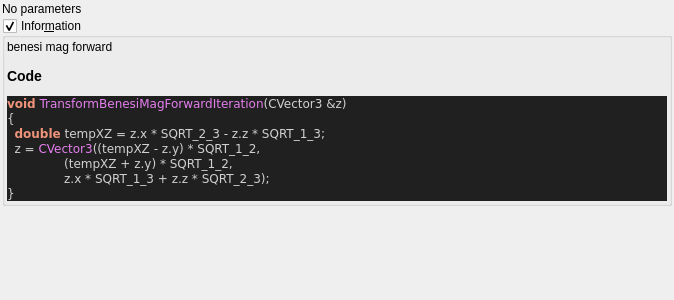
Qt form mandelbulber2/qt_data/fractal_transf_benesi_mag_forward.ui (buddhi1980/mandelbulber2) before a commit.
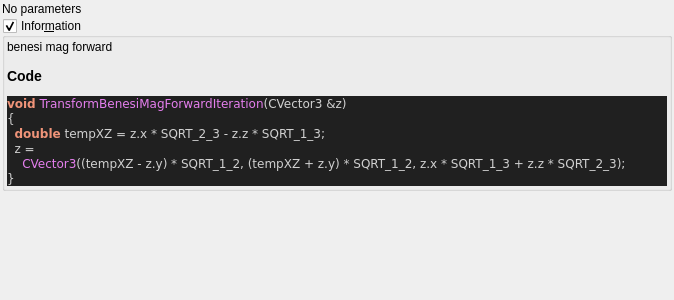
The same form after that commit. Custom widgets are drawn as their Qt base class.

Patch:
```diff
--- a/mandelbulber2/qt_data/fractal_transf_benesi_mag_forward.ui
+++ b/mandelbulber2/qt_data/fractal_transf_benesi_mag_forward.ui
@@ -76,9 +76,8 @@
 &lt;pre style=&quot;color:#d0d0d0; background-color:#202020;  font-family:'Courier New',monospace;&quot;&gt;&lt;span style=&quot;color:#f09479; font-weight:bold&quot;&gt;void&lt;/span&gt; &lt;span style=&quot;color:#e47eed&quot;&gt;TransformBenesiMagForwardIteration&lt;/span&gt;&lt;span style=&quot;color:#d0d0d0&quot;&gt;(&lt;/span&gt;CVector3 &lt;span style=&quot;color:#d0d0d0&quot;&gt;&amp;amp;&lt;/span&gt;z&lt;span style=&quot;color:#d0d0d0&quot;&gt;)&lt;/span&gt;
 &lt;span style=&quot;color:#d0d0d0&quot;&gt;{&lt;/span&gt;
   &lt;span style=&quot;color:#f09479; font-weight:bold&quot;&gt;double&lt;/span&gt; tempXZ &lt;span style=&quot;color:#d0d0d0&quot;&gt;=&lt;/span&gt; z&lt;span style=&quot;color:#d0d0d0&quot;&gt;.&lt;/span&gt;x &lt;span style=&quot;color:#d0d0d0&quot;&gt;*&lt;/span&gt; SQRT_2_3 &lt;span style=&quot;color:#d0d0d0&quot;&gt;-&lt;/span&gt; z&lt;span style=&quot;color:#d0d0d0&quot;&gt;.&lt;/span&gt;z &lt;span style=&quot;color:#d0d0d0&quot;&gt;*&lt;/span&gt; SQRT_1_3&lt;span style=&quot;color:#d0d0d0&quot;&gt;;&lt;/span&gt;
-  z &lt;span style=&quot;color:#d0d0d0&quot;&gt;=&lt;/span&gt; &lt;span style=&quot;color:#e47eed&quot;&gt;CVector3&lt;/span&gt;&lt;span style=&quot;color:#d0d0d0&quot;&gt;((&lt;/span&gt;tempXZ &lt;span style=&quot;color:#d0d0d0&quot;&gt;-&lt;/span&gt; z&lt;span style=&quot;color:#d0d0d0&quot;&gt;.&lt;/span&gt;y&lt;span style=&quot;color:#d0d0d0&quot;&gt;) *&lt;/span&gt; SQRT_1_2&lt;span style=&quot;color:#d0d0d0&quot;&gt;,&lt;/span&gt;
-               &lt;span style=&quot;color:#d0d0d0&quot;&gt;(&lt;/span&gt;tempXZ &lt;span style=&quot;color:#d0d0d0&quot;&gt;+&lt;/span&gt; z&lt;span style=&quot;color:#d0d0d0&quot;&gt;.&lt;/span&gt;y&lt;span style=&quot;color:#d0d0d0&quot;&gt;) *&lt;/span&gt; SQRT_1_2&lt;span style=&quot;color:#d0d0d0&quot;&gt;,&lt;/span&gt;
-               z&lt;span style=&quot;color:#d0d0d0&quot;&gt;.&lt;/span&gt;x &lt;span style=&quot;color:#d0d0d0&quot;&gt;*&lt;/span&gt; SQRT_1_3 &lt;span style=&quot;color:#d0d0d0&quot;&gt;+&lt;/span&gt; z&lt;span style=&quot;color:#d0d0d0&quot;&gt;.&lt;/span&gt;z &lt;span style=&quot;color:#d0d0d0&quot;&gt;*&lt;/span&gt; SQRT_2_3&lt;span style=&quot;color:#d0d0d0&quot;&gt;);&lt;/span&gt;
+  z &lt;span style=&quot;color:#d0d0d0&quot;&gt;=&lt;/span&gt;
+    &lt;span style=&quot;color:#e47eed&quot;&gt;CVector3&lt;/span&gt;&lt;span style=&quot;color:#d0d0d0&quot;&gt;((&lt;/span&gt;tempXZ &lt;span style=&quot;color:#d0d0d0&quot;&gt;-&lt;/span&gt; z&lt;span style=&quot;color:#d0d0d0&quot;&gt;.&lt;/span&gt;y&lt;span style=&quot;color:#d0d0d0&quot;&gt;) *&lt;/span&gt; SQRT_1_2&lt;span style=&quot;color:#d0d0d0&quot;&gt;, (&lt;/span&gt;tempXZ &lt;span style=&quot;color:#d0d0d0&quot;&gt;+&lt;/span&gt; z&lt;span style=&quot;color:#d0d0d0&quot;&gt;.&lt;/span&gt;y&lt;span style=&quot;color:#d0d0d0&quot;&gt;) *&lt;/span&gt; SQRT_1_2&lt;span style=&quot;color:#d0d0d0&quot;&gt;,&lt;/span&gt; z&lt;span style=&quot;color:#d0d0d0&quot;&gt;.&lt;/span&gt;x &lt;span style=&quot;color:#d0d0d0&quot;&gt;*&lt;/span&gt; SQRT_1_3 &lt;span style=&quot;color:#d0d0d0&quot;&gt;+&lt;/span&gt; z&lt;span style=&quot;color:#d0d0d0&quot;&gt;.&lt;/span&gt;z &lt;span style=&quot;color:#d0d0d0&quot;&gt;*&lt;/span&gt; SQRT_2_3&lt;span style=&quot;color:#d0d0d0&quot;&gt;);&lt;/span&gt;
 &lt;span style=&quot;color:#d0d0d0&quot;&gt;}&lt;/span&gt;
 &lt;/pre&gt;
 &lt;/body&gt;</string>
```
